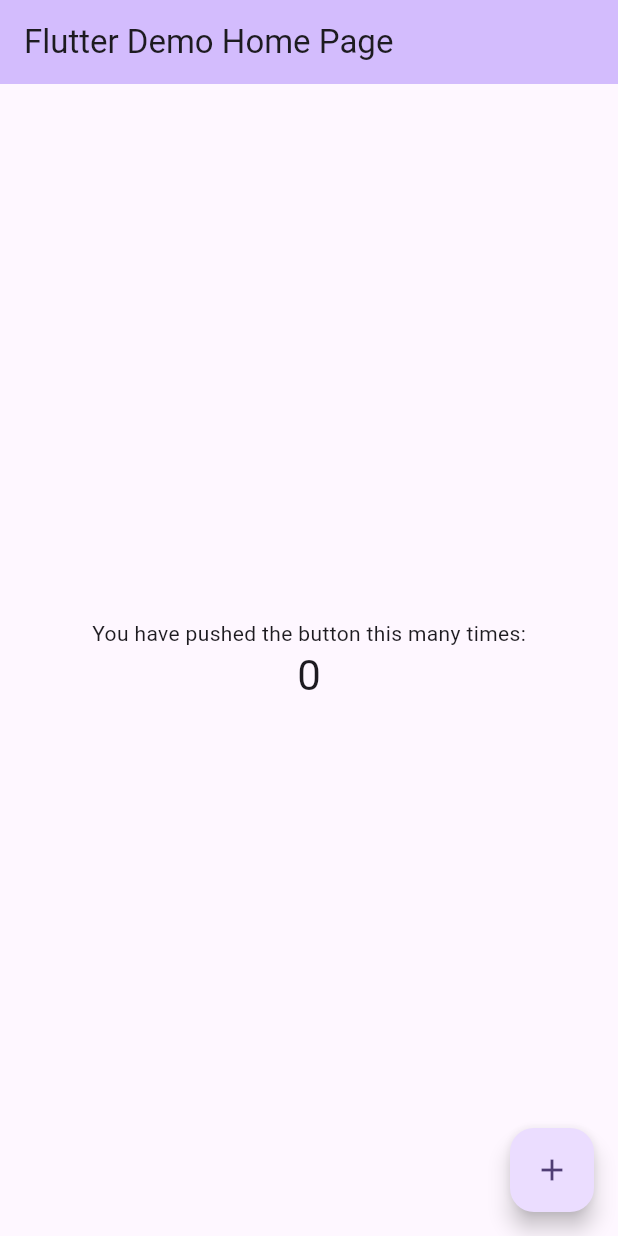
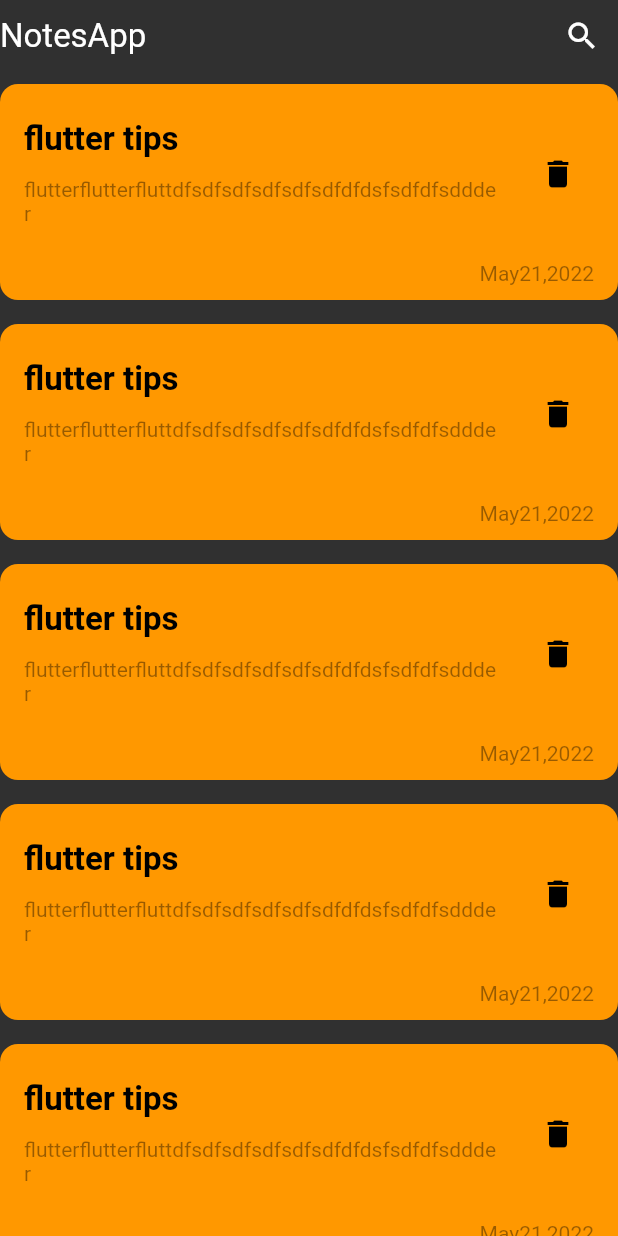
Before and after one commit to hossamwaleed/notes_app, a Flutter app: the screen it shows after launch, on a phone screen of 412 x 824 dp. Run offline on Flutter 3.47's test engine with Material 2 defaults, Android fonts, the phone set to English and light mode, and no system bars.

Commit message:
notes_listview

```diff
--- a/lib/main.dart
+++ b/lib/main.dart
@@ -1,4 +1,5 @@
 import 'package:flutter/material.dart';
+import 'package:notesapp/views/Notes_app_view.dart';
 
 void main() {
   runApp(const MyApp());
@@ -11,115 +12,10 @@ class MyApp extends StatelessWidget {
   @override
   Widget build(BuildContext context) {
     return MaterialApp(
-      title: 'Flutter Demo',
-      theme: ThemeData(
-        // This is the theme of your application.
-        //
-        // TRY THIS: Try running your application with "flutter run". You'll see
-        // the application has a blue toolbar. Then, without quitting the app,
-        // try changing the seedColor in the colorScheme below to Colors.green
-        // and then invoke "hot reload" (save your changes or press the "hot
-        // reload" button in a Flutter-supported IDE, or press "r" if you used
-        // the command line to start the app).
-        //
-        // Notice that the counter didn't reset back to zero; the application
-        // state is not lost during the reload. To reset the state, use hot
-        // restart instead.
-        //
-        // This works for code too, not just values: Most code changes can be
-        // tested with just a hot reload.
-        colorScheme: ColorScheme.fromSeed(seedColor: Colors.deepPurple),
-        useMaterial3: true,
-      ),
-      home: const MyHomePage(title: 'Flutter Demo Home Page'),
+  theme: ThemeData(
+    brightness: Brightness.dark
+  ),
+  home: NotesView(),
     );
   }
 }
-
-class MyHomePage extends StatefulWidget {
-  const MyHomePage({super.key, required this.title});
-
-  // This widget is the home page of your application. It is stateful, meaning
-  // that it has a State object (defined below) that contains fields that affect
-  // how it looks.
-
-  // This class is the configuration for the state. It holds the values (in this
-  // case the title) provided by the parent (in this case the App widget) and
-  // used by the build method of the State. Fields in a Widget subclass are
-  // always marked "final".
-
-  final String title;
-
-  @override
-  State<MyHomePage> createState() => _MyHomePageState();
-}
-
-class _MyHomePageState extends State<MyHomePage> {
-  int _counter = 0;
-
-  void _incrementCounter() {
-    setState(() {
-      // This call to setState tells the Flutter framework that something has
-      // changed in this State, which causes it to rerun the build method below
-      // so that the display can reflect the updated values. If we changed
-      // _counter without calling setState(), then the build method would not be
-      // called again, and so nothing would appear to happen.
-      _counter++;
-    });
-  }
-
-  @override
-  Widget build(BuildContext context) {
-    // This method is rerun every time setState is called, for instance as done
-    // by the _incrementCounter method above.
-    //
-    // The Flutter framework has been optimized to make rerunning build methods
-    // fast, so that you can just rebuild anything that needs updating rather
-    // than having to individually change instances of widgets.
-    return Scaffold(
-      appBar: AppBar(
-        // TRY THIS: Try changing the color here to a specific color (to
-        // Colors.amber, perhaps?) and trigger a hot reload to see the AppBar
-        // change color while the other colors stay the same.
-        backgroundColor: Theme.of(context).colorScheme.inversePrimary,
-        // Here we take the value from the MyHomePage object that was created by
-        // the App.build method, and use it to set our appbar title.
-        title: Text(widget.title),
-      ),
-      body: Center(
-        // Center is a layout widget. It takes a single child and positions it
-        // in the middle of the parent.
-        child: Column(
-          // Column is also a layout widget. It takes a list of children and
-          // arranges them vertically. By default, it sizes itself to fit its
-          // children horizontally, and tries to be as tall as its parent.
-          //
-          // Column has various properties to control how it sizes itself and
-          // how it positions its children. Here we use mainAxisAlignment to
-          // center the children vertically; the main axis here is the vertical
-          // axis because Columns are vertical (the cross axis would be
-          // horizontal).
-          //
-          // TRY THIS: Invoke "debug painting" (choose the "Toggle Debug Paint"
-          // action in the IDE, or press "p" in the console), to see the
-          // wireframe for each widget.
-          mainAxisAlignment: MainAxisAlignment.center,
-          children: <Widget>[
-            const Text(
-              'You have pushed the button this many times:',
-            ),
-            Text(
-              '$_counter',
-              style: Theme.of(context).textTheme.headlineMedium,
-            ),
-          ],
-        ),
-      ),
-      floatingActionButton: FloatingActionButton(
-        onPressed: _incrementCounter,
-        tooltip: 'Increment',
-        child: const Icon(Icons.add),
-      ), // This trailing comma makes auto-formatting nicer for build methods.
-    );
-  }
-}
--- /dev/null
+++ b/lib/views/Notes_app_view.dart
@@ -0,0 +1,22 @@
+import 'package:flutter/material.dart';
+import 'package:notesapp/widgets/Notes_view_body.dart';
+
+import '../widgets/customappbar.dart';
+
+
+
+class NotesView extends StatelessWidget {
+  const NotesView({super.key});
+
+  @override
+  Widget build(BuildContext context) {
+    return const  Scaffold(
+      body: Notes_View_body()
+
+
+    );
+
+
+
+  }
+}
--- /dev/null
+++ b/lib/widgets/Notes_view_body.dart
@@ -0,0 +1,19 @@
+import 'package:flutter/material.dart';
+import 'package:notesapp/widgets/custom_note_item.dart';
+import 'package:notesapp/widgets/customappbar.dart';
+import 'package:notesapp/widgets/notes_listview.dart';
+
+class Notes_View_body extends StatelessWidget {
+  const Notes_View_body({super.key});
+
+  @override
+  Widget build(BuildContext context) {
+    return const SafeArea(child:  Column(
+
+      children: [
+        CustomAppBar(),
+        Expanded(child: NotesListView())
+      ],
+    ));
+  }
+}
--- /dev/null
+++ b/lib/widgets/custom_note_item.dart
@@ -0,0 +1,38 @@
+import 'package:flutter/material.dart';
+
+class Custom_Note_Item extends StatelessWidget {
+  const Custom_Note_Item({super.key});
+
+  @override
+  Widget build(BuildContext context) {
+    return Container(
+
+      decoration: BoxDecoration(
+         color: Colors.orange,
+        borderRadius: BorderRadius.circular(12)
+      ),
+      child: Column(
+        crossAxisAlignment: CrossAxisAlignment.end,
+        children: [
+          Padding(
+            padding: const EdgeInsets.only(top: 20,bottom: 20),
+            child: ListTile(
+              title: Text("flutter tips",style: TextStyle(color: Colors.black,fontWeight: FontWeight.bold,fontSize: 22),),
+
+              subtitle: Padding(
+                padding: const EdgeInsets.only(top: 12),
+                child: Text("flutterflutterfluttdfsdfsdfsdfsdfsdfdfdsfsdfdfsddder",style: TextStyle(color: Colors.black.withOpacity(.4)),),
+              ),
+              trailing: IconButton(onPressed: (){}, icon: Icon(Icons.delete,color: Colors.black),),
+
+            ),
+          ),
+          Padding(
+            padding: const EdgeInsets.only(right: 16,bottom: 10),
+            child: Text("May21,2022",style: TextStyle(color: Colors.black.withOpacity(.4))),
+          )
+        ],
+      ),
+    );
+  }
+}
--- /dev/null
+++ b/lib/widgets/customappbar.dart
@@ -0,0 +1,18 @@
+import 'package:flutter/material.dart';
+
+class CustomAppBar extends StatelessWidget {
+  const CustomAppBar();
+
+  @override
+  Widget build(BuildContext context) {
+    return Row(
+      mainAxisAlignment: MainAxisAlignment.spaceBetween,
+      children: [
+       const  Text("NotesApp",style: TextStyle(fontSize: 22),),
+
+        IconButton(onPressed: (){},icon:const  Icon(Icons.search),)
+
+      ],
+    );
+  }
+}
--- /dev/null
+++ b/lib/widgets/notes_listview.dart
@@ -0,0 +1,16 @@
+import 'package:flutter/material.dart';
+import 'package:notesapp/widgets/custom_note_item.dart';
+
+class NotesListView extends StatelessWidget {
+  const NotesListView({super.key});
+
+  @override
+  Widget build(BuildContext context) {
+    return ListView.builder(itemBuilder: (context,index){
+      return const Padding(
+        padding:  EdgeInsets.symmetric(vertical: 8),
+        child: Custom_Note_Item(),
+      );
+    });
+  }
+}
```
